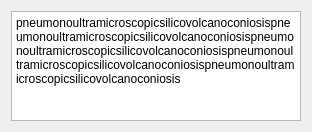
The window that Gui/widget.ui (xtuer/Qt) describes before a commit, drawn with Qt 5.
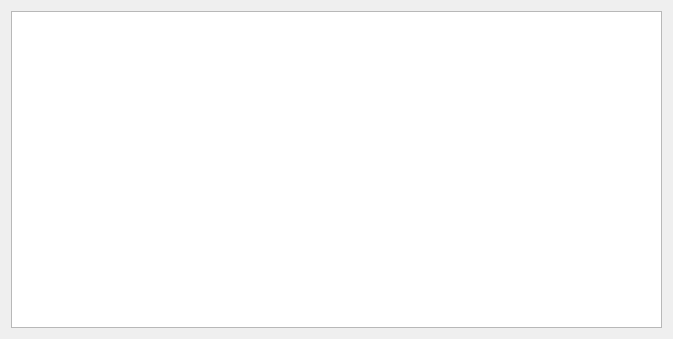
The same window after the commit.

```diff
--- a/Gui/widget.ui
+++ b/Gui/widget.ui
@@ -6,21 +6,24 @@
    <rect>
     <x>0</x>
     <y>0</y>
-    <width>312</width>
-    <height>132</height>
+    <width>673</width>
+    <height>339</height>
    </rect>
   </property>
   <property name="windowTitle">
    <string>Widget</string>
   </property>
   <property name="styleSheet">
-   <string notr="true"/>
+   <string notr="true">QToolTip {
+	background: #AADDDDDD;
+	color: black;
+}</string>
   </property>
   <layout class="QGridLayout" name="gridLayout">
    <item row="0" column="0">
-    <widget class="QPlainTextEdit" name="plainTextEdit">
-     <property name="plainText">
-      <string>pneumonoultramicroscopicsilicovolcanoconiosispneumonoultramicroscopicsilicovolcanoconiosispneumonoultramicroscopicsilicovolcanoconiosispneumonoultramicroscopicsilicovolcanoconiosispneumonoultramicroscopicsilicovolcanoconiosis</string>
+    <widget class="QListView" name="listView">
+     <property name="focusPolicy">
+      <enum>Qt::NoFocus</enum>
      </property>
     </widget>
    </item>
```
